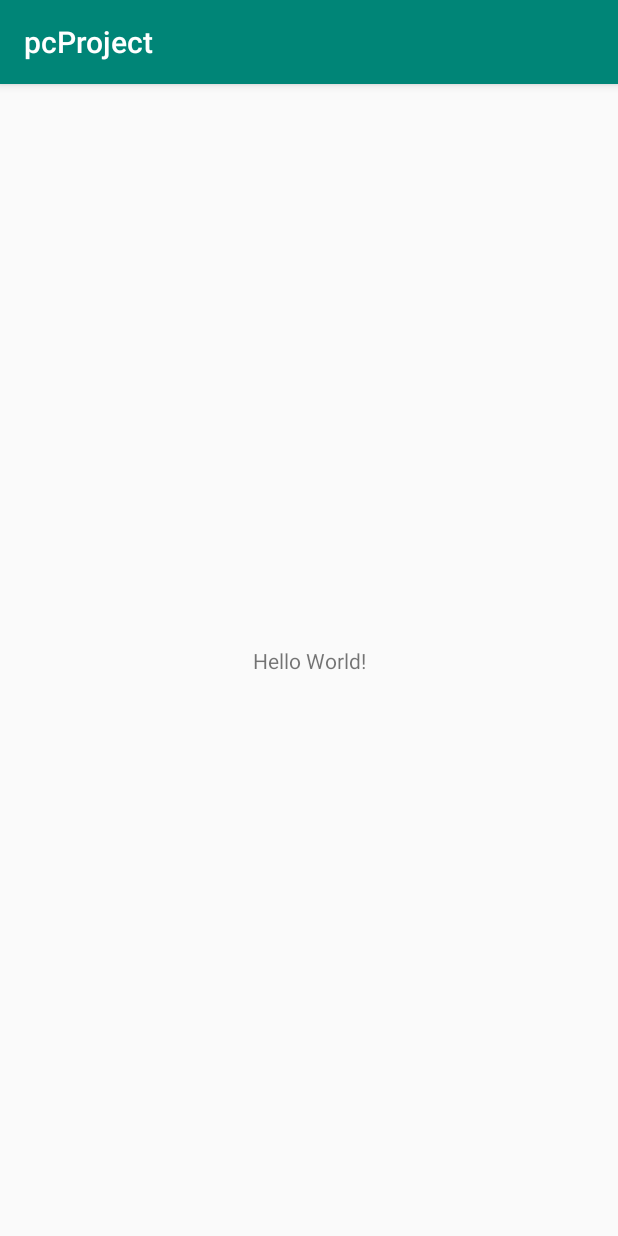
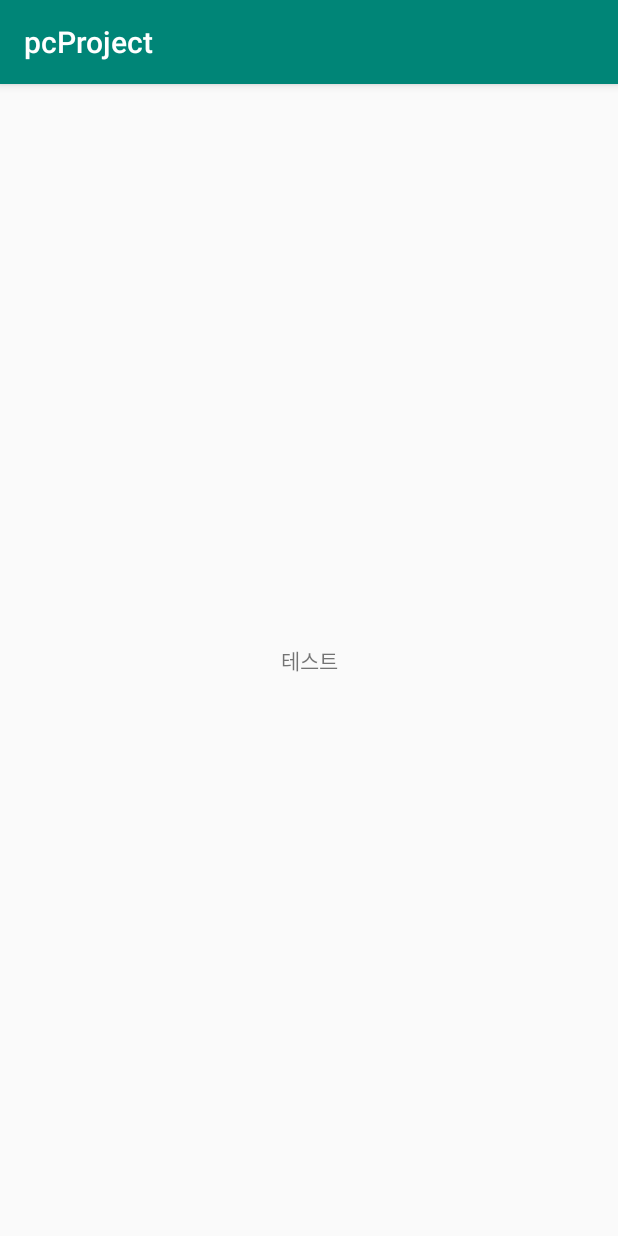
Before and after one commit to cis8448/RealProject, an Android app: the screen it shows after launch (MainActivity), on a phone screen of 412 x 824 dp. Run offline under Robolectric (Android 15) with nearby library versions, the phone set to English and light mode, and no system bars.

Commit message:
no message

```diff
--- a/PCproject/app/src/main/res/layout/activity_main.xml
+++ b/PCproject/app/src/main/res/layout/activity_main.xml
@@ -9,7 +9,7 @@
     <TextView
         android:layout_width="wrap_content"
         android:layout_height="wrap_content"
-        android:text="Hello World!"
+        android:text="테스트"
         app:layout_constraintBottom_toBottomOf="parent"
         app:layout_constraintLeft_toLeftOf="parent"
         app:layout_constraintRight_toRightOf="parent"
```
